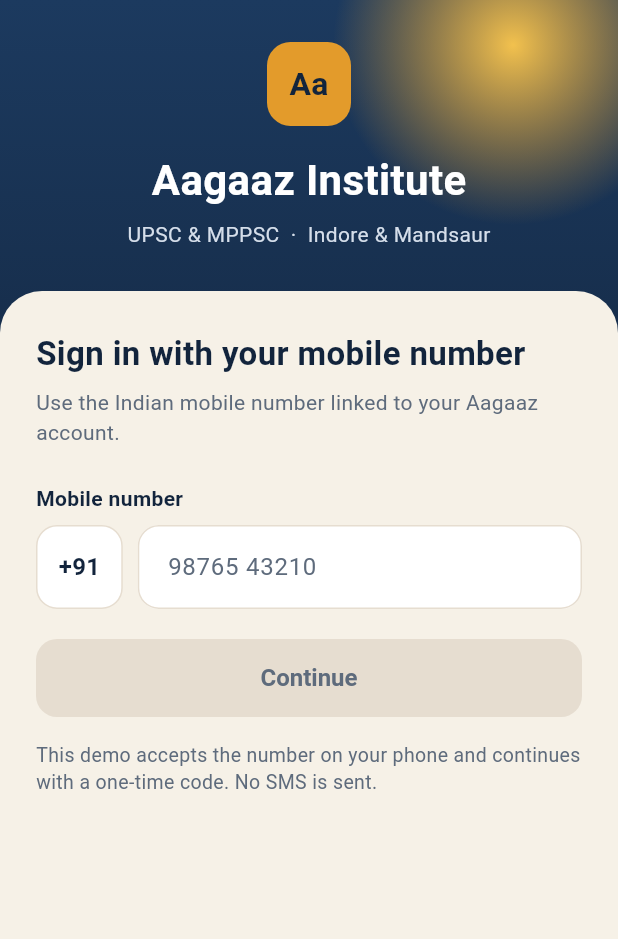
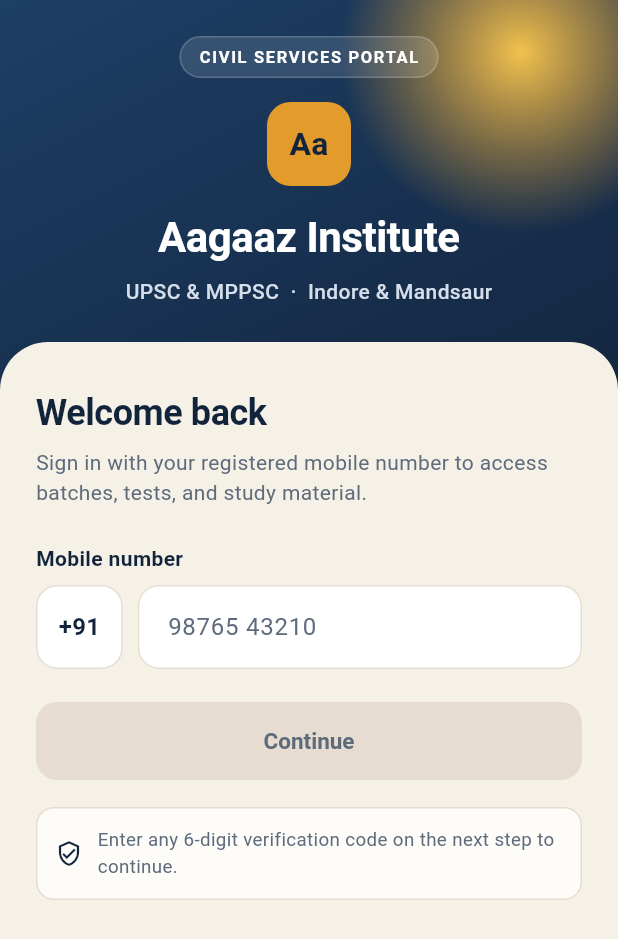
Before and after one commit to ritesh14321/aagaaz-institute-app, a Flutter app: the screen it shows after launch, on a phone screen of 412 x 824 dp. Shown: the top 939 px of the screen. Run offline on Flutter 3.47's test engine with Material 3 defaults, Android fonts, the phone set to English and light mode, and no system bars.

Commit message:
Update login_screen.dart

```diff
--- a/lib/screens/login_screen.dart
+++ b/lib/screens/login_screen.dart
@@ -49,10 +49,10 @@ class _LoginScreenState extends State<LoginScreen> {
       body: DecoratedBox(
         decoration: const BoxDecoration(
           gradient: LinearGradient(
-            begin: Alignment.topCenter,
-            end: Alignment.bottomCenter,
+            begin: Alignment.topLeft,
+            end: Alignment.bottomRight,
             colors: [
-              Color(0xFF1C3A5F),
+              Color(0xFF1E3F66),
               AppColors.ink,
               AppColors.inkDeep,
             ],
@@ -61,22 +61,46 @@ class _LoginScreenState extends State<LoginScreen> {
         child: Stack(
           children: [
             const Positioned(
-              top: -90,
-              right: -50,
+              top: -85,
+              right: -55,
               child: _SunGlow(),
             ),
             SafeArea(
               child: Column(
                 children: [
-                  const SizedBox(height: 28),
+                  const SizedBox(height: 24),
+                  Container(
+                    padding: const EdgeInsets.symmetric(
+                      horizontal: 12,
+                      vertical: 5,
+                    ),
+                    decoration: BoxDecoration(
+                      color: Colors.white.withValues(alpha: 0.12),
+                      borderRadius: BorderRadius.circular(999),
+                      border: Border.all(
+                        color: Colors.white.withValues(alpha: 0.18),
+                      ),
+                    ),
+                    child: const Text(
+                      'CIVIL SERVICES PORTAL',
+                      style: TextStyle(
+                        color: Colors.white,
+                        fontSize: 11,
+                        fontWeight: FontWeight.w600,
+                        letterSpacing: 1.1,
+                      ),
+                    ),
+                  ),
+                  const SizedBox(height: 16),
                   const AagaazMark(onDark: true),
-                  const SizedBox(height: 16),
+                  const SizedBox(height: 14),
                   const Text(
                     'Aagaaz Institute',
                     style: TextStyle(
                       color: Colors.white,
                       fontSize: 28,
                       fontWeight: FontWeight.w700,
+                      letterSpacing: -0.3,
                     ),
                   ),
                   const SizedBox(height: 6),
@@ -85,20 +109,21 @@ class _LoginScreenState extends State<LoginScreen> {
                     style: TextStyle(
                       color: Color(0xFFD5DEEA),
                       fontSize: 14,
+                      fontWeight: FontWeight.w500,
                     ),
                   ),
-                  const SizedBox(height: 28),
+                  const SizedBox(height: 24),
                   Expanded(
                     child: Container(
                       width: double.infinity,
                       decoration: const BoxDecoration(
                         color: AppColors.cream,
                         borderRadius: BorderRadius.vertical(
-                          top: Radius.circular(28),
+                          top: Radius.circular(32),
                         ),
                       ),
                       child: SingleChildScrollView(
-                        padding: const EdgeInsets.fromLTRB(24, 28, 24, 24),
+                        padding: const EdgeInsets.fromLTRB(24, 30, 24, 24),
                         child: _otpStep ? _otpForm() : _phoneForm(),
                       ),
                     ),
@@ -120,18 +145,22 @@ class _LoginScreenState extends State<LoginScreen> {
       crossAxisAlignment: CrossAxisAlignment.start,
       children: [
         const Text(
-          'Sign in with your mobile number',
+          'Welcome back',
           style: TextStyle(
             color: AppColors.ink,
-            fontSize: 22,
+            fontSize: 24,
             fontWeight: FontWeight.w700,
-            height: 1.25,
+            letterSpacing: -0.3,
           ),
         ),
-        const SizedBox(height: 8),
+        const SizedBox(height: 6),
         const Text(
-          'Use the Indian mobile number linked to your Aagaaz account.',
-          style: TextStyle(color: AppColors.muted, height: 1.4),
+          'Sign in with your registered mobile number to access batches, tests, and study material.',
+          style: TextStyle(
+            color: AppColors.muted,
+            fontSize: 14,
+            height: 1.45,
+          ),
         ),
         const SizedBox(height: 24),
         const Text(
@@ -139,6 +168,7 @@ class _LoginScreenState extends State<LoginScreen> {
           style: TextStyle(
             color: AppColors.ink,
             fontWeight: FontWeight.w600,
+            fontSize: 14,
           ),
         ),
         const SizedBox(height: 8),
@@ -187,20 +217,51 @@ class _LoginScreenState extends State<LoginScreen> {
         if (invalidComplete) ...[
           const SizedBox(height: 8),
           const Text(
-            'Enter a 10-digit mobile number starting with 6, 7, 8, or 9.',
+            'Enter a valid 10-digit mobile number starting with 6, 7, 8, or 9.',
             style: TextStyle(color: AppColors.clay, fontSize: 13),
           ),
         ],
-        const SizedBox(height: 20),
-        FilledButton(
+        const SizedBox(height: 22),
+        SizedBox(
+          width: double.infinity,
+          height: 52,
+          child: FilledButton(
             key: const Key('continue-button'),
             onPressed: isIndianMobile(digits) ? _continue : null,
-          child: const Text('Continue'),
+            child: const Text(
+              'Continue',
+              style: TextStyle(fontSize: 15, fontWeight: FontWeight.w600),
             ),
-        const SizedBox(height: 16),
-        const Text(
-          'This demo accepts the number on your phone and continues with a one-time code. No SMS is sent.',
-          style: TextStyle(color: AppColors.muted, fontSize: 13, height: 1.4),
+          ),
+        ),
+        const SizedBox(height: 18),
+        Container(
+          padding: const EdgeInsets.all(12),
+          decoration: BoxDecoration(
+            color: Colors.white.withValues(alpha: 0.75),
+            borderRadius: BorderRadius.circular(12),
+            border: Border.all(color: AppColors.line),
+          ),
+          child: const Row(
+            children: [
+              Icon(
+                Icons.verified_user_outlined,
+                size: 18,
+                color: AppColors.ink,
+              ),
+              SizedBox(width: 10),
+              Expanded(
+                child: Text(
+                  'Enter any 6-digit verification code on the next step to continue.',
+                  style: TextStyle(
+                    color: AppColors.muted,
+                    fontSize: 12.5,
+                    height: 1.4,
+                  ),
+                ),
+              ),
+            ],
+          ),
         ),
       ],
     );
@@ -213,19 +274,33 @@ class _LoginScreenState extends State<LoginScreen> {
       crossAxisAlignment: CrossAxisAlignment.start,
       children: [
         const Text(
-          'Enter the 6-digit code',
+          'Verify your number',
           style: TextStyle(
             color: AppColors.ink,
-            fontSize: 22,
+            fontSize: 24,
             fontWeight: FontWeight.w700,
+            letterSpacing: -0.3,
+          ),
+        ),
+        const SizedBox(height: 6),
+        Text(
+          'Enter the 6-digit code for +91 ${formatIndianMobile(_digits)}.',
+          style: const TextStyle(
+            color: AppColors.muted,
+            fontSize: 14,
+            height: 1.45,
+          ),
+        ),
+        const SizedBox(height: 24),
+        const Text(
+          'Verification code',
+          style: TextStyle(
+            color: AppColors.ink,
+            fontWeight: FontWeight.w600,
+            fontSize: 14,
           ),
         ),
         const SizedBox(height: 8),
-        Text(
-          'For +91 ${formatIndianMobile(_digits)}. Any 6-digit code signs you in for this demo.',
-          style: const TextStyle(color: AppColors.muted, height: 1.4),
-        ),
-        const SizedBox(height: 24),
         TextField(
           key: const Key('otp-field'),
           controller: _otpController,
@@ -239,7 +314,7 @@ class _LoginScreenState extends State<LoginScreen> {
           onChanged: (_) => setState(() {}),
           onSubmitted: (_) => _verify(),
           style: const TextStyle(
-            letterSpacing: 8,
+            letterSpacing: 10,
             fontSize: 22,
             fontWeight: FontWeight.w700,
           ),
@@ -248,20 +323,29 @@ class _LoginScreenState extends State<LoginScreen> {
             counterText: '',
           ),
         ),
-        const SizedBox(height: 20),
-        FilledButton(
+        const SizedBox(height: 22),
+        SizedBox(
+          width: double.infinity,
+          height: 52,
+          child: FilledButton(
             key: const Key('verify-button'),
             onPressed: code.length == 6 ? _verify : null,
-          child: const Text('Verify and continue'),
+            child: const Text(
+              'Verify and sign in',
+              style: TextStyle(fontSize: 15, fontWeight: FontWeight.w600),
             ),
-        const SizedBox(height: 8),
-        TextButton(
+          ),
+        ),
+        const SizedBox(height: 10),
+        Center(
+          child: TextButton(
             key: const Key('change-number'),
             onPressed: () => setState(() {
               _otpStep = false;
               _otpController.clear();
             }),
-          child: const Text('Use a different number'),
+            child: const Text('Change mobile number'),
+          ),
         ),
       ],
     );
```
Lines whose indentation alone changed are shown as unchanged.
